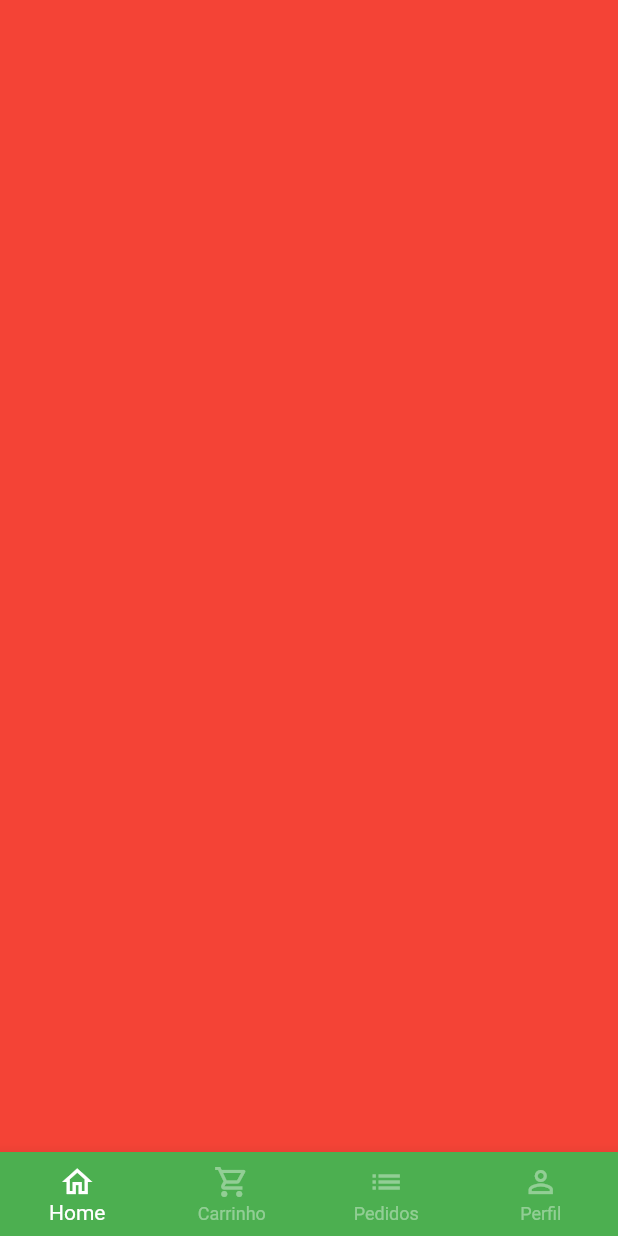
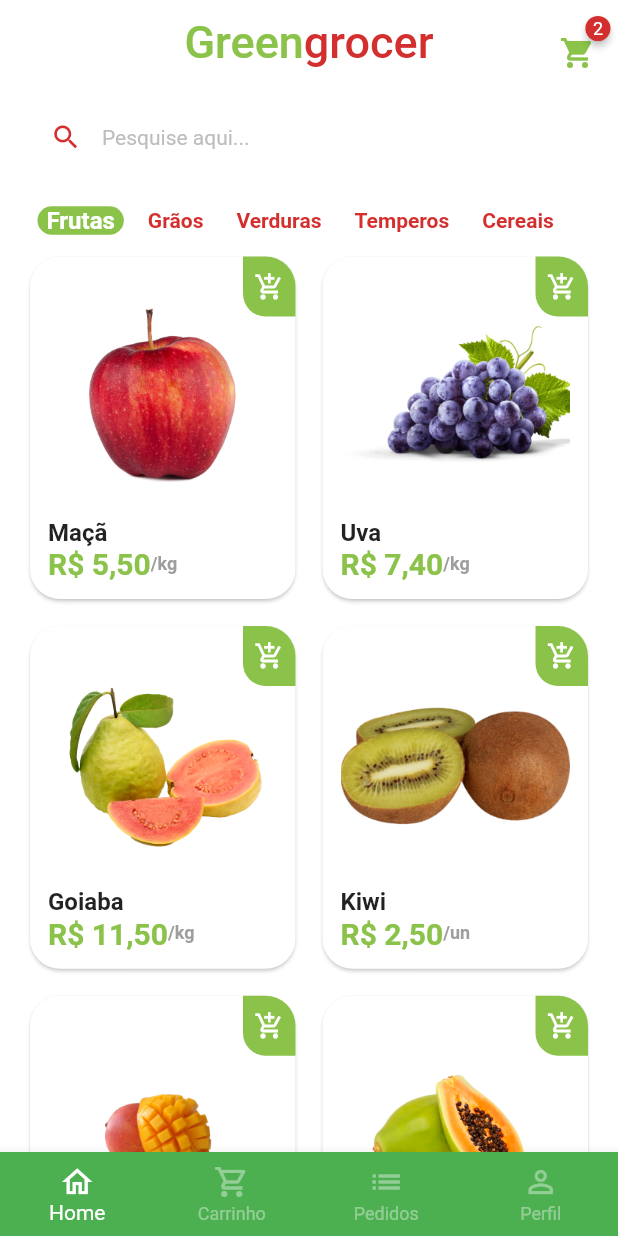
Before and after one commit to LerryGO/GreenGrocer, a Flutter app: the screen it shows after launch, after a tap on "Entrar", on a phone screen of 412 x 824 dp. Run offline on Flutter 3.47's test engine with Material 2 defaults, Android fonts, the phone set to English and light mode, and no system bars; drawn by our look-alikes of badges; our stand-ins replace animated_text_kit, mask_text_input_formatter.

Commit message:
HomeScreen gridView added with mock items

```diff
--- a/lib/main.dart
+++ b/lib/main.dart
@@ -1,6 +1,7 @@
 import 'package:flutter/material.dart';
 
-import 'src/auth/sign_in_screen.dart';
+import 'src/pages/auth/sign_in_screen.dart';
+
 
 void main() {
   runApp(const MyApp());
@@ -15,10 +16,10 @@
     return MaterialApp(
       title: 'Flutter Demo',
       theme: ThemeData(
-        primarySwatch: Colors.green,
-      ),
+          primarySwatch: Colors.green,
+          scaffoldBackgroundColor: Colors.white.withAlpha(190)),
       debugShowCheckedModeBanner: false,
-      home: SignInScreen(),
+      home: const SignInScreen(),
     );
   }
 }
--- /dev/null
+++ b/lib/src/config/app_data.dart
@@ -0,0 +1,73 @@
+import '../models/item_model.dart';
+
+ItemModel apple = ItemModel(
+  description:
+      'A melhor maçã da região e que conta com o melhor preço de qualquer quitanda. Este item conta com vitaminas essenciais para o fortalecimento corporal, resultando em uma vida saudável.',
+  imgUrl: 'assets/fruits/apple.png',
+  itemName: 'Maçã',
+  price: 5.5,
+  unit: 'kg',
+);
+
+ItemModel grape = ItemModel(
+  imgUrl: 'assets/fruits/grape.png',
+  itemName: 'Uva',
+  price: 7.4,
+  unit: 'kg',
+  description:
+      'A melhor uva da região e que conta com o melhor preço de qualquer quitanda. Este item conta com vitaminas essenciais para o fortalecimento corporal, resultando em uma vida saudável.',
+);
+
+ItemModel guava = ItemModel(
+  imgUrl: 'assets/fruits/guava.png',
+  itemName: 'Goiaba',
+  price: 11.5,
+  unit: 'kg',
+  description:
+      'A melhor goiaba da região e que conta com o melhor preço de qualquer quitanda. Este item conta com vitaminas essenciais para o fortalecimento corporal, resultando em uma vida saudável.',
+);
+
+ItemModel kiwi = ItemModel(
+  imgUrl: 'assets/fruits/kiwi.png',
+  itemName: 'Kiwi',
+  price: 2.5,
+  unit: 'un',
+  description:
+      'O melhor kiwi da região e que conta com o melhor preço de qualquer quitanda. Este item conta com vitaminas essenciais para o fortalecimento corporal, resultando em uma vida saudável.',
+);
+
+ItemModel mango = ItemModel(
+  imgUrl: 'assets/fruits/mango.png',
+  itemName: 'Manga',
+  price: 2.5,
+  unit: 'un',
+  description:
+      'A melhor manga da região e que conta com o melhor preço de qualquer quitanda. Este item conta com vitaminas essenciais para o fortalecimento corporal, resultando em uma vida saudável.',
+);
+
+ItemModel papaya = ItemModel(
+  imgUrl: 'assets/fruits/papaya.png',
+  itemName: 'Mamão papaya',
+  price: 8,
+  unit: 'kg',
+  description:
+      'O melhor mamão da região e que conta com o melhor preço de qualquer quitanda. Este item conta com vitaminas essenciais para o fortalecimento corporal, resultando em uma vida saudável.',
+);
+
+// Lista de produtos
+List<ItemModel> items = [
+  apple,
+  grape,
+  guava,
+  kiwi,
+  mango,
+  papaya,
+];
+
+List<String> categories = [
+    "Frutas",
+    "Grãos",
+    "Verduras",
+    "Temperos",
+    "Cereais"
+  ];
--- a/lib/src/config/custom_colors.dart
+++ b/lib/src/config/custom_colors.dart
@@ -1,4 +1,3 @@
-import 'package:flutter/cupertino.dart';
 import 'package:flutter/material.dart';
 
 Map<int, Color> _swatchOpacity = {
--- /dev/null
+++ b/lib/src/models/item_model.dart
@@ -0,0 +1,17 @@
+import 'package:flutter/material.dart';
+
+class ItemModel {
+  String? itemName;
+  String? imgUrl;
+  String? unit;
+  double price;
+  String description;
+
+  ItemModel({
+    required this.description,
+    required this.imgUrl,
+    required this.unit,
+    required this.price,
+    required this.itemName,
+  });
+}
--- /dev/null
+++ b/lib/src/pages/auth/components/category_tile.dart
@@ -0,0 +1,38 @@
+import 'package:flutter/material.dart';
+import 'package:green_grocer/src/config/custom_colors.dart';
+
+class CategoryTile extends StatelessWidget {
+  const CategoryTile(
+      {required this.category, required this.isSelected,required this.onPressed ,Key? key})
+      : super(key: key);
+
+  final String category;
+  final bool isSelected;
+  final VoidCallback onPressed;
+
+  @override
+  Widget build(BuildContext context) {
+    return GestureDetector(
+      onTap: onPressed,
+      child: Align(
+        alignment: Alignment.center,
+        child: Container(
+          padding: const EdgeInsets.symmetric(horizontal: 6),
+          decoration: BoxDecoration(
+              color: isSelected
+                  ? CustomColors.customSwatchColor
+                  : Colors.transparent,
+              borderRadius: BorderRadius.circular(10)),
+          child: Text(
+            category,
+            style: TextStyle(
+              color: isSelected ? Colors.white : CustomColors.customContrastColor,
+              fontWeight: FontWeight.bold,
+              fontSize: isSelected ? 16 : 14,
+            ),
+          ),
+        ),
+      ),
+    );
+  }
+}
--- a/lib/src/auth/components/custom_text_field.dart
+++ b/lib/src/pages/auth/components/custom_text_field.dart
@@ -7,7 +7,7 @@
   final bool isSecret;
   final List<TextInputFormatter>? inputFormatters;
 
-  CustomTextField(
+  const CustomTextField(
       {required this.icon,
       required this.label,
       this.isSecret = false,
--- a/lib/src/auth/sign_in_screen.dart
+++ b/lib/src/pages/auth/sign_in_screen.dart
@@ -1,9 +1,12 @@
 import 'package:animated_text_kit/animated_text_kit.dart';
 import 'package:flutter/material.dart';
-import 'package:green_grocer/src/auth/components/custom_text_field.dart';
-import 'package:green_grocer/src/auth/sign_up_screen.dart';
-import 'package:green_grocer/src/base/base_screen.dart';
+
 import 'package:green_grocer/src/config/custom_colors.dart';
+import 'package:green_grocer/src/pages/auth/components/custom_text_field.dart';
+import 'package:green_grocer/src/pages/auth/sign_up_screen.dart';
+
+
+import '../base/base_screen.dart';
 
 class SignInScreen extends StatelessWidget {
   const SignInScreen({Key? key}) : super(key: key);
@@ -79,13 +82,13 @@
                   crossAxisAlignment: CrossAxisAlignment.stretch,
                   children: [
                     // Email
-                    CustomTextField(
+                    const CustomTextField(
                       icon: Icons.email,
                       label: "Email",
                     ),
 
                     // Senha
-                    CustomTextField(
+                    const CustomTextField(
                       icon: Icons.lock,
                       label: "Senha",
                       isSecret: true,
@@ -101,7 +104,7 @@
                             onPressed: () {
                               Navigator.of(context)
                                   .pushReplacement(MaterialPageRoute(
-                                builder: (context) => BaseScreen(),
+                                builder: (context) => const BaseScreen(),
                               ));
                             },
                             child: const Text(
--- a/lib/src/auth/sign_up_screen.dart
+++ b/lib/src/pages/auth/sign_up_screen.dart
@@ -1,7 +1,8 @@
 import 'package:flutter/material.dart';
-import 'package:green_grocer/src/auth/components/custom_text_field.dart';
 import 'package:green_grocer/src/config/custom_colors.dart';
 import 'package:mask_text_input_formatter/mask_text_input_formatter.dart';
+
+import 'components/custom_text_field.dart';
 
 class SignUpScreen extends StatelessWidget {
   SignUpScreen({Key? key}) : super(key: key);
@@ -49,10 +50,10 @@
                     child: Column(
                       crossAxisAlignment: CrossAxisAlignment.stretch,
                       children: [
-                        CustomTextField(icon: Icons.email, label: "Email"),
-                        CustomTextField(
+                        const CustomTextField(icon: Icons.email, label: "Email"),
+                        const CustomTextField(
                             icon: Icons.lock, label: "Senha", isSecret: true),
-                        CustomTextField(icon: Icons.person, label: "Nome"),
+                        const CustomTextField(icon: Icons.person, label: "Nome"),
                         CustomTextField(
                             icon: Icons.phone,
                             label: "Celular",
--- a/lib/src/base/base_screen.dart
+++ b/lib/src/pages/base/base_screen.dart
@@ -1,7 +1,8 @@
 import 'package:flutter/material.dart';
+import 'package:green_grocer/src/pages/home/home_tab.dart';
 
 class BaseScreen extends StatefulWidget {
-  BaseScreen({Key? key}) : super(key: key);
+  const BaseScreen({Key? key}) : super(key: key);
 
   @override
   State<BaseScreen> createState() => _BaseScreenState();
@@ -16,11 +17,9 @@
     return Scaffold(
       body: PageView(
         controller: pageController,
-        physics: NeverScrollableScrollPhysics(),
+        physics: const NeverScrollableScrollPhysics(),
         children: [
-          Container(
-            color: Colors.red,
-          ),
+          const HomeTab(),
           Container(
             color: Colors.blue,
           ),
--- /dev/null
+++ b/lib/src/pages/home/components/item_tile.dart
@@ -0,0 +1,87 @@
+import 'package:flutter/material.dart';
+import 'package:green_grocer/src/config/custom_colors.dart';
+import 'package:green_grocer/src/models/item_model.dart';
+import 'package:green_grocer/src/services/utils_services.dart';
+
+class ItemTile extends StatelessWidget {
+  final ItemModel item;
+  ItemTile({
+    Key? key,
+    required this.item,
+  }) : super(key: key);
+
+  final UtilsServices utilsServices = UtilsServices();
+
+  @override
+  Widget build(BuildContext context) {
+    return Stack(
+      children: [
+        Card(
+          elevation: 1,
+          shadowColor: Colors.grey.shade300,
+          shape: RoundedRectangleBorder(
+            borderRadius: BorderRadius.circular(20),
+          ),
+          child: Padding(
+            padding: const EdgeInsets.all(12.0),
+            child: Column(
+              crossAxisAlignment: CrossAxisAlignment.stretch,
+              children: [
+                //Imagem
+                Expanded(child: Image.asset(item.imgUrl!)),
+                //Nome
+                Text(
+                  item.itemName!,
+                  style: const TextStyle(
+                      fontSize: 16, fontWeight: FontWeight.bold),
+                ),
+                //Preço - Unidade
+                Row(
+                  children: [
+                    Text(
+                      utilsServices.priceToCurrency(item.price),
+                      style: TextStyle(
+                          fontWeight: FontWeight.bold,
+                          fontSize: 20,
+                          color: CustomColors.customSwatchColor),
+                    ),
+                    Text(
+                      '/${item.unit}',
+                      style: TextStyle(
+                          color: Colors.grey.shade500,
+                          fontWeight: FontWeight.bold,
+                          fontSize: 12),
+                    ),
+                  ],
+                ),
+              ],
+            ),
+          ),
+        ),
+        Positioned(
+          top: 4,
+          right: 4,
+          child: GestureDetector(
+            onTap: () {},
+            child: Container(
+              height: 40,
+              width: 35,
+              decoration: BoxDecoration(
+                color: CustomColors.customSwatchColor,
+                borderRadius: const BorderRadius.only(
+                  bottomLeft: Radius.circular(15),
+                  topRight: Radius.circular(20),
+                ),
+              ),
+              child: const Icon(
+                Icons.add_shopping_cart_outlined,
+                color: Colors.white,
+                size: 20,
+              ),
+            ),
+          ),
+        )
+      ],
+    );
+  }
+}
--- /dev/null
+++ b/lib/src/pages/home/home_tab.dart
@@ -0,0 +1,125 @@
+import 'package:badges/badges.dart';
+import 'package:flutter/material.dart';
+import 'package:green_grocer/src/config/custom_colors.dart';
+import 'package:green_grocer/src/pages/home/components/item_tile.dart';
+
+import '../../config/app_data.dart' as appdata;
+import '../auth/components/category_tile.dart';
+
+class HomeTab extends StatefulWidget {
+  const HomeTab({Key? key}) : super(key: key);
+
+  @override
+  State<HomeTab> createState() => _HomeTabState();
+}
+
+class _HomeTabState extends State<HomeTab> {
+  String selectedCategory = "Frutas";
+
+  @override
+  Widget build(BuildContext context) {
+    return Scaffold(
+      // Appbar
+      appBar: AppBar(
+        backgroundColor: Colors.transparent,
+        elevation: 0,
+        centerTitle: true,
+        title: Text.rich(
+          TextSpan(style: const TextStyle(fontSize: 30), children: [
+            TextSpan(
+                text: "Green",
+                style: TextStyle(color: CustomColors.customSwatchColor)),
+            TextSpan(
+                text: "grocer",
+                style: TextStyle(color: CustomColors.customContrastColor))
+          ]),
+        ),
+        actions: [
+          Padding(
+            padding: const EdgeInsets.only(top: 15, right: 15),
+            child: GestureDetector(
+              onTap: () {},
+              child: Badge(
+                badgeColor: CustomColors.customContrastColor,
+                badgeContent: const Text(
+                  "2",
+                  style: TextStyle(color: Colors.white, fontSize: 12),
+                ),
+                child: Icon(
+                  Icons.shopping_cart,
+                  color: CustomColors.customSwatchColor,
+                ),
+              ),
+            ),
+          )
+        ],
+      ),
+
+      body: Column(
+        children: [
+          //Campo de pesquisa
+          Padding(
+            padding: const EdgeInsets.symmetric(horizontal: 20, vertical: 10),
+            child: TextFormField(
+              decoration: InputDecoration(
+                filled: true,
+                fillColor: Colors.white,
+                isDense: true,
+                hintText: "Pesquise aqui...",
+                hintStyle: TextStyle(color: Colors.grey.shade400, fontSize: 14),
+                prefixIcon: Icon(
+                  Icons.search,
+                  color: CustomColors.customContrastColor,
+                  size: 21,
+                ),
+                border: OutlineInputBorder(
+                  borderRadius: BorderRadius.circular(60),
+                  borderSide:
+                      const BorderSide(width: 0, style: BorderStyle.none),
+                ),
+              ),
+            ),
+          ),
+          //Categorias
+          Container(
+            padding: const EdgeInsets.only(left: 25),
+            height: 40,
+            child: ListView.separated(
+                scrollDirection: Axis.horizontal,
+                itemBuilder: (context, index) => CategoryTile(
+                      onPressed: () {
+                        setState(() {
+                          selectedCategory = appdata.categories[index];
+                        });
+                      },
+                      category: appdata.categories[index],
+                      isSelected: appdata.categories[index] == selectedCategory,
+                    ),
+                separatorBuilder: (_, index) => const SizedBox(
+                      width: 10,
+                    ),
+                itemCount: appdata.categories.length),
+          ),
+          // Grid
+          Expanded(
+            child: GridView.builder(
+              padding: const EdgeInsets.fromLTRB(16, 0, 16, 16),
+              physics: const BouncingScrollPhysics(),
+              gridDelegate: const SliverGridDelegateWithFixedCrossAxisCount(
+                  crossAxisCount: 2,
+                  mainAxisSpacing: 10,
+                  crossAxisSpacing: 10,
+                  childAspectRatio: 9 / 11.5),
+              itemCount: appdata.items.length,
+              itemBuilder: (_, index) {
+                return ItemTile(
+                  item: appdata.items[index],
+                );
+              },
+            ),
+          )
+        ],
+      ),
+    );
+  }
+}
--- /dev/null
+++ b/lib/src/services/utils_services.dart
@@ -0,0 +1,9 @@
+import 'package:flutter/material.dart';
+import 'package:intl/intl.dart';
+
+class UtilsServices {
+  String priceToCurrency(double price) {
+    NumberFormat numberFormat = NumberFormat.simpleCurrency(locale: 'pt-BR');
+    return numberFormat.format(price);
+  }
+}
--- a/pubspec.yaml
+++ b/pubspec.yaml
@@ -36,6 +36,8 @@
   cupertino_icons: ^1.0.2
   animated_text_kit: ^4.2.1
   mask_text_input_formatter: ^2.4.0
+  badges: ^2.0.3
+  intl: ^0.17.0
 
 dev_dependencies:
   flutter_test:
@@ -60,8 +62,8 @@
   uses-material-design: true
 
   # To add assets to your application, add an assets section, like this:
-  # assets:
-  #   - images/a_dot_burr.jpeg
+  assets:
+    - assets/fruits/
   #   - images/a_dot_ham.jpeg
 
   # An image asset can refer to one or more resolution-specific "variants", see
```
Also changed, not shown: assets/fruits/apple.png (added), assets/fruits/grape.png (added), assets/fruits/guava.png (added), assets/fruits/kiwi.png (added), assets/fruits/mango.png (added), assets/fruits/papaya.png (added), pubspec.lock.
